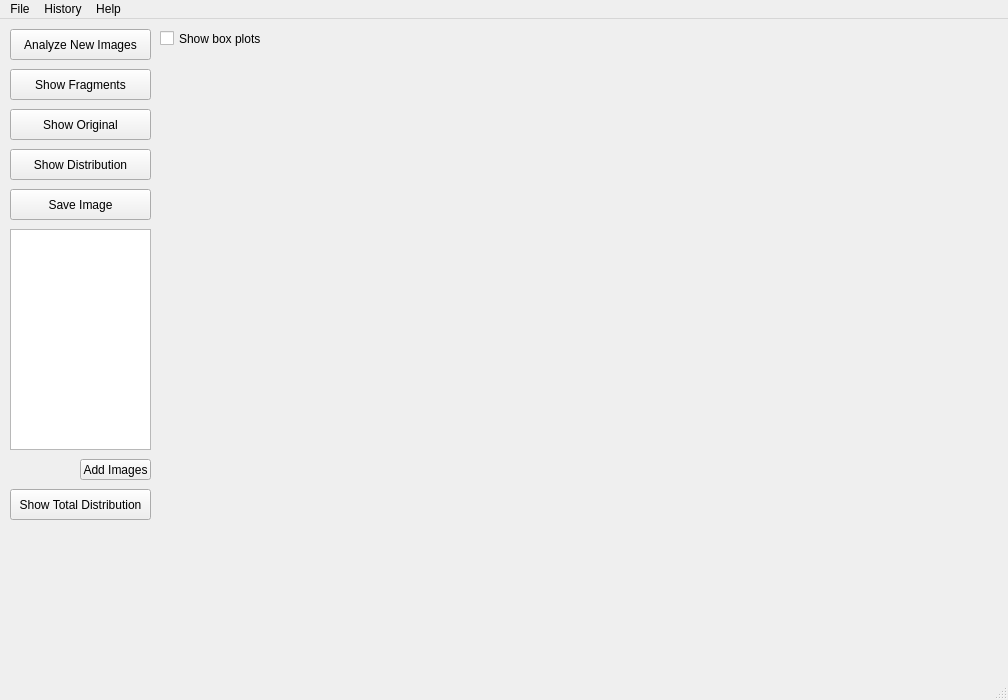
First picture: the form in mainwindow.ui, repository peterooch/DigiFerro, before the edit.
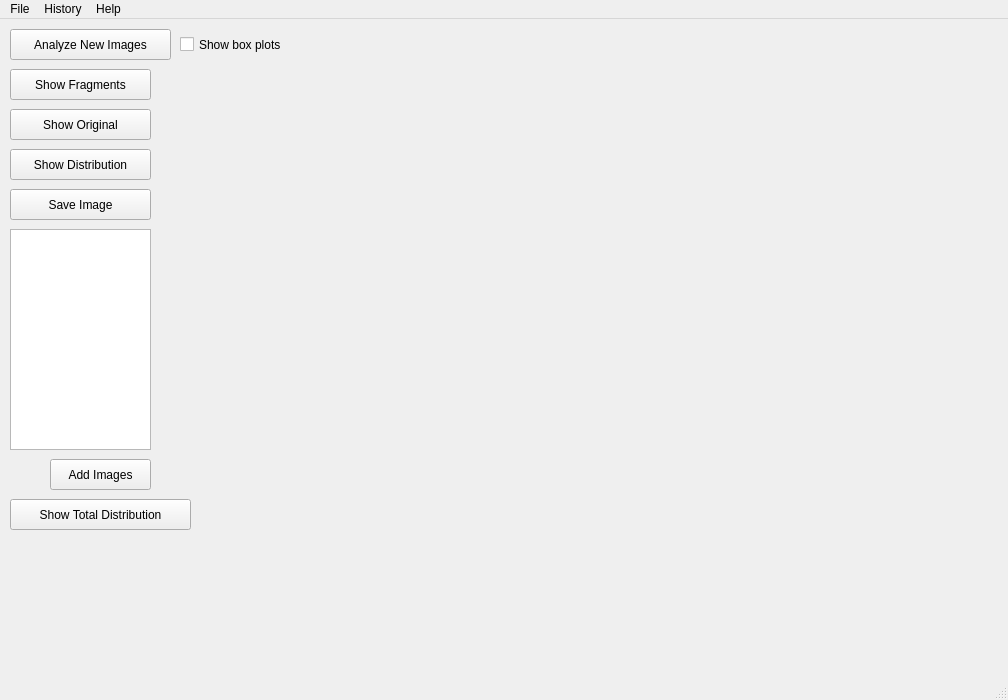
Second picture: the form after the edit.

```diff
--- a/mainwindow.ui
+++ b/mainwindow.ui
@@ -35,7 +35,7 @@
      <rect>
       <x>10</x>
       <y>10</y>
-      <width>141</width>
+      <width>161</width>
       <height>31</height>
      </rect>
     </property>
@@ -115,8 +115,8 @@
     <property name="geometry">
      <rect>
       <x>10</x>
-      <y>470</y>
-      <width>141</width>
+      <y>480</y>
+      <width>181</width>
       <height>31</height>
      </rect>
     </property>
@@ -140,10 +140,10 @@
    <widget class="QPushButton" name="addButton">
     <property name="geometry">
      <rect>
-      <x>80</x>
+      <x>50</x>
       <y>440</y>
-      <width>71</width>
-      <height>21</height>
+      <width>101</width>
+      <height>31</height>
      </rect>
     </property>
     <property name="text">
@@ -153,10 +153,10 @@
    <widget class="QCheckBox" name="rectCBox">
     <property name="geometry">
      <rect>
-      <x>160</x>
+      <x>180</x>
       <y>10</y>
       <width>101</width>
-      <height>19</height>
+      <height>31</height>
      </rect>
     </property>
     <property name="text">
```
Left out of the diff: 8 changed lines with no effect on the pictures.
